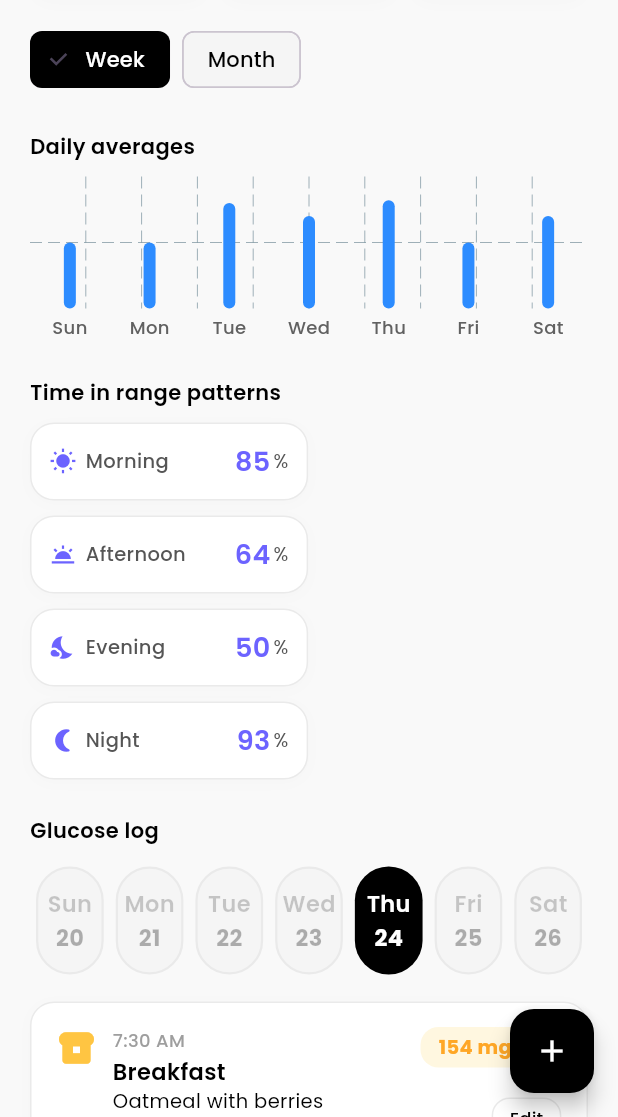
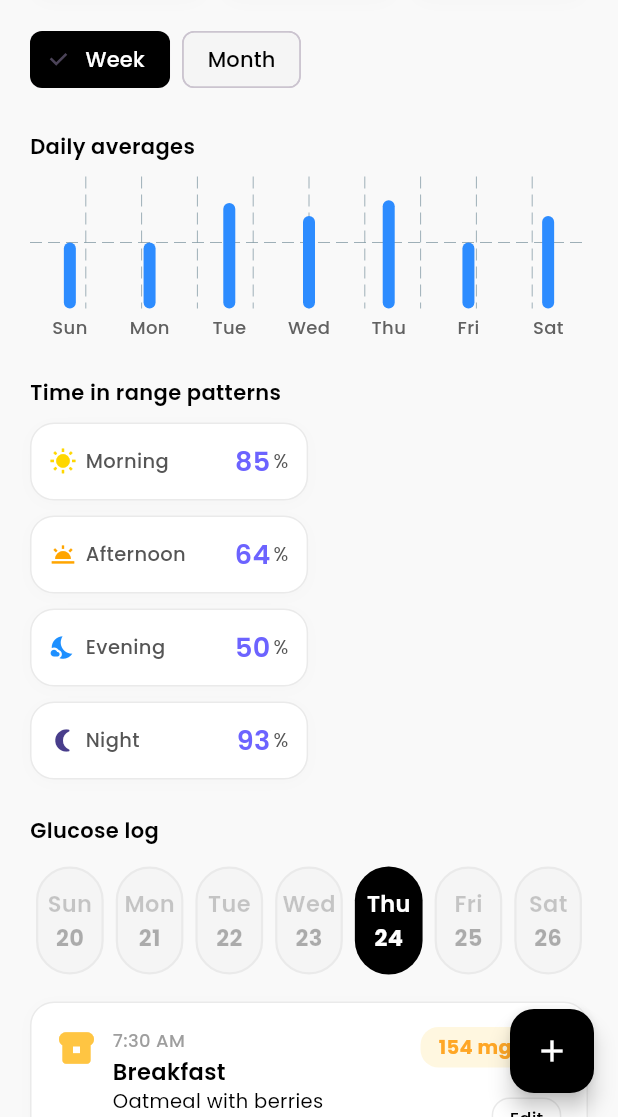
Before and after one commit to hamzaali265/ui_screens, a Flutter app: the screen it shows after launch, scrolled down 576 dp, on a phone screen of 412 x 824 dp, the part 119-1236 px from its top. Run offline on Flutter 3.47's test engine with Material 3 defaults, Android fonts, the phone set to English and light mode, and no system bars; drawn by our look-alikes of fl_chart, table_calendar; our stand-ins replace google_fonts.

Commit message:
icon colors added

```diff
--- a/lib/widgets/time_range_pattern_section.dart
+++ b/lib/widgets/time_range_pattern_section.dart
@@ -8,6 +8,10 @@ class TimeInRangePatternsSection extends StatelessWidget {
 
   @override
   Widget build(BuildContext context) {
+    const Color morningColor = Color(0xFFFFD700);
+    const Color afternoonColor = Color(0xFFFFA500);
+    const Color eveningColor = Color(0xFF1E90FF);
+    const Color nightColor = Color(0xFF483D8B);
     final double cardWidth = MediaQuery.of(context).size.width * 0.45;
 
     return Column(
@@ -36,6 +40,7 @@ class TimeInRangePatternsSection extends StatelessWidget {
                 showColumnLayout: false,
                 horizontal: 12,
                 vertical: 12,
+                iconColor: morningColor,
               ),
             ),
             SizedBox(
@@ -49,6 +54,7 @@ class TimeInRangePatternsSection extends StatelessWidget {
                 showColumnLayout: false,
                 horizontal: 12,
                 vertical: 12,
+                iconColor: afternoonColor,
               ),
             ),
             SizedBox(
@@ -62,6 +68,7 @@ class TimeInRangePatternsSection extends StatelessWidget {
                 showColumnLayout: false,
                 horizontal: 12,
                 vertical: 12,
+                iconColor: eveningColor,
               ),
             ),
             SizedBox(
@@ -75,6 +82,7 @@ class TimeInRangePatternsSection extends StatelessWidget {
                 showColumnLayout: false,
                 horizontal: 12,
                 vertical: 12,
+                iconColor: nightColor,
               ),
             ),
           ],
--- a/lib/widgets/value_with_tag_or_percentage_widget.dart
+++ b/lib/widgets/value_with_tag_or_percentage_widget.dart
@@ -21,6 +21,7 @@ class ValueWithTagOrPercentageWidget extends StatelessWidget {
   final double? valueFontSize;
   final double? unitFontSize;
   final double? tagFontSize;
+  final Color? iconColor;
 
   const ValueWithTagOrPercentageWidget({
     super.key,
@@ -42,6 +43,7 @@ class ValueWithTagOrPercentageWidget extends StatelessWidget {
     this.valueFontSize,
     this.unitFontSize,
     this.tagFontSize,
+    this.iconColor,
   });
 
   @override
@@ -87,7 +89,7 @@ class ValueWithTagOrPercentageWidget extends StatelessWidget {
       crossAxisAlignment: CrossAxisAlignment.center,
       children: [
         if (leadingIcon != null) ...[
-          Icon(leadingIcon, size: 18, color: valueColor),
+          Icon(leadingIcon, size: 18, color: iconColor ?? valueColor),
           const SizedBox(width: 6),
         ],
         if (heading != null) ...[
```
